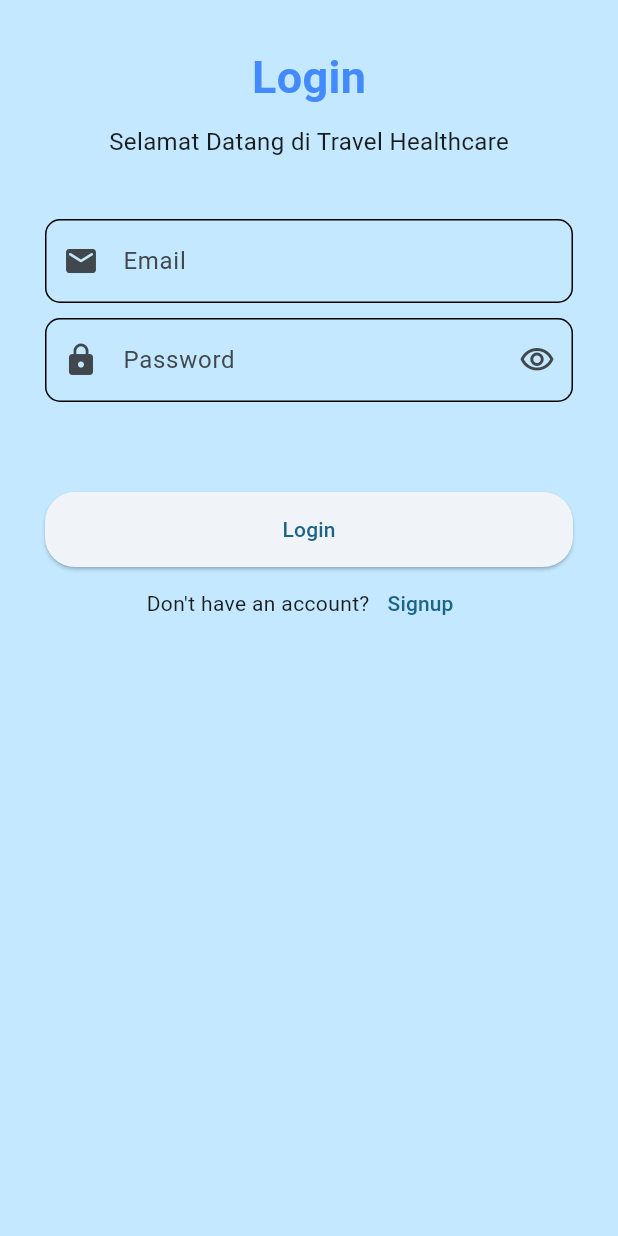
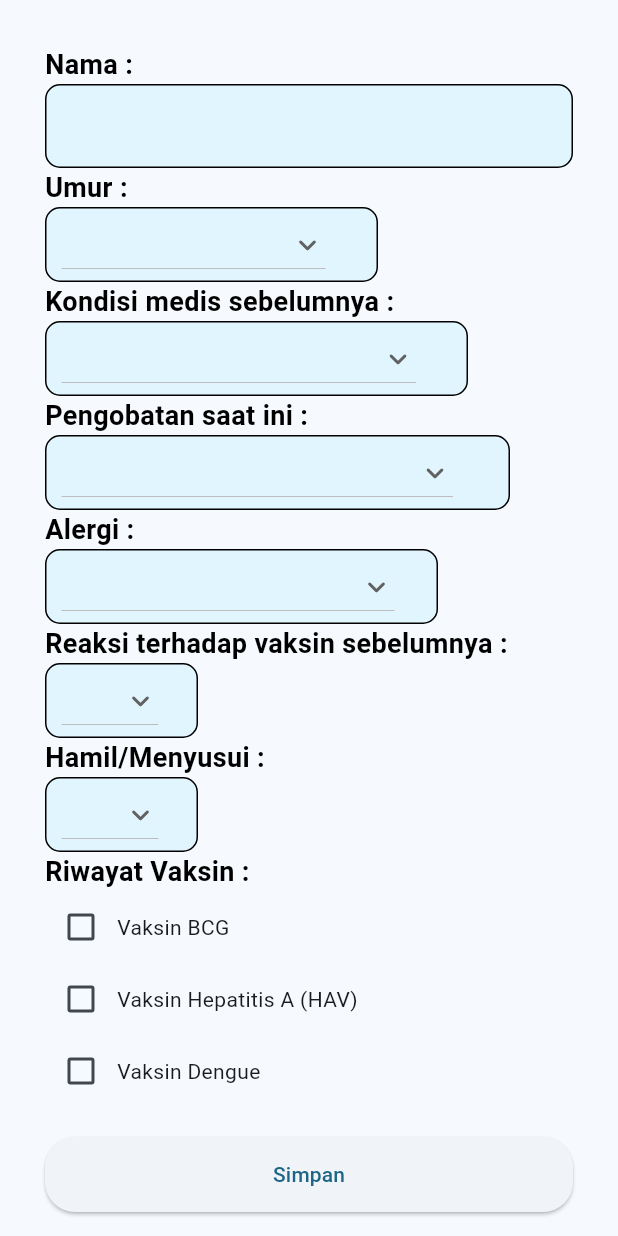
Before and after one commit to thekill022/travel_healtcare, a Flutter app: the screen it shows after launch, on a phone screen of 412 x 824 dp. Run offline on Flutter 3.47's test engine with Material 3 defaults, Android fonts, the phone set to English and light mode, and no system bars; our stand-ins replace shared_preferences.

Commit message:
make view for Data diri

```diff
--- a/lib/main.dart
+++ b/lib/main.dart
@@ -1,6 +1,5 @@
 import 'package:flutter/material.dart';
-import 'package:travel_healthcare/homenavbar.dart';
-import 'package:travel_healthcare/views/login.dart';
+import 'package:travel_healthcare/views/data_diri.dart';
 
 void main() {
   runApp(const MyApp());
@@ -18,7 +17,7 @@ class MyApp extends StatelessWidget {
         colorScheme: ColorScheme.fromSeed(seedColor: Colors.lightBlueAccent),
         useMaterial3: true,
       ),
-      home: LoginPage(),
+      home: DataDiri(),
     );
   }
 }
--- /dev/null
+++ b/lib/views/data_diri.dart
@@ -0,0 +1,454 @@
+import 'package:flutter/material.dart';
+
+class DataDiri extends StatefulWidget {
+  const DataDiri({super.key});
+
+  @override
+  State<DataDiri> createState() => _DataDiriState();
+}
+
+class _DataDiriState extends State<DataDiri> {
+  final _formKey = GlobalKey<FormState>();
+
+  String? nama;
+  String? umur;
+  String? kondisiMedis;
+  String? pengobatan;
+  String? alergi;
+  String? reaksiVaksin;
+  String? hamilMenyusui;
+  // String? riwayatVaksin;
+
+  List<String> ket = ['Kurang dari 65 tahun', 'Lebih dari 65 tahun'];
+
+  List<DropdownMenuItem> generateItems(List<String> ket) {
+    List<DropdownMenuItem> items = [];
+    for (var item in ket) {
+      items.add(DropdownMenuItem(
+        child: Text(item),
+        value: item,
+      ));
+    }
+    return items;
+  }
+
+  List<String> kondisimed = [
+    'Tekanan darah tinggi',
+    'penyakit jantung',
+    'Gangguan pembekuan darah',
+    'Disfungsi ginjal',
+    'Epilepsi',
+    'Kerusakan limpa',
+    'Kanker',
+    'HIV/AIDS',
+    'Penyakit autoimun',
+    'Gangguan jiwa/depresi',
+    'Penyakit paru-paru',
+    'Kencing manis',
+    'Penyakit radang usus',
+    'Pengangkatan kelenjar timus',
+    'Lainnya',
+    'Tidak ada penyakit'
+  ];
+
+  List<DropdownMenuItem> generateKondisi(List<String> kondisimed) {
+    List<DropdownMenuItem> items2 = [];
+    for (var item2 in kondisimed) {
+      items2.add(DropdownMenuItem(
+        child: Text(item2),
+        value: item2,
+      ));
+    }
+    return items2;
+  }
+
+  List<String> obat = [
+    'obat antihipertensi',
+    'kortison',
+    'obat pengencer darah',
+    'Obat imunosupresif',
+    'Kemoterapi',
+    'Radioterapi',
+    'Antibiotik',
+    'Antidepresan',
+    'Hormon (seperti pil kontrasepsi)',
+    'Obat antivirus',
+    'Terapi desensitisasi alergen',
+    'Lainnya',
+    'Tidak ada obat'
+  ];
+
+  List<DropdownMenuItem> generateObat(List<String> obat) {
+    List<DropdownMenuItem> items3 = [];
+    for (var item3 in obat) {
+      items3.add(DropdownMenuItem(
+        child: Text(item3),
+        value: item3,
+      ));
+    }
+    return items3;
+  }
+
+  List<String> alergidd = [
+    'ayam atau telur',
+    'Demam',
+    'Asma',
+    'Antibiotik',
+    'Sengatan lebah atau tawon',
+    'Lainnya',
+    'Tidak ada alergi'
+  ];
+
+  List<DropdownMenuItem> generateAlergi(List<String> alergidd) {
+    List<DropdownMenuItem> items4 = [];
+    for (var item4 in alergidd) {
+      items4.add(DropdownMenuItem(
+        child: Text(item4),
+        value: item4,
+      ));
+    }
+    return items4;
+  }
+
+  List<String> reakvaksin = ['Ya', 'Tidak'];
+
+  List<DropdownMenuItem> generateReakvaksin(List<String> reakvaksin) {
+    List<DropdownMenuItem> items5 = [];
+    for (var item5 in reakvaksin) {
+      items5.add(DropdownMenuItem(
+        child: Text(item5),
+        value: item5,
+      ));
+    }
+    return items5;
+  }
+
+  List<String> busui = ['Ya', 'Tidak'];
+
+  List<DropdownMenuItem> generateBusui(List<String> busui) {
+    List<DropdownMenuItem> items6 = [];
+    for (var item6 in busui) {
+      items6.add(DropdownMenuItem(
+        child: Text(item6),
+        value: item6,
+      ));
+    }
+    return items6;
+  }
+
+  List<String>? riwayatVaksin = [];
+
+  final TextEditingController _nama = TextEditingController();
+
+  @override
+  Widget build(BuildContext context) {
+    return Scaffold(
+      body: SafeArea(
+        child: Form(
+          key: _formKey,
+          child: SingleChildScrollView(
+            padding: const EdgeInsets.all(30.0),
+            child: Column(
+              children: [
+                Container(
+                  alignment: Alignment.centerLeft,
+                  child: const Text(
+                    'Nama :',
+                    style: TextStyle(
+                      color: Colors.black,
+                      fontWeight: FontWeight.bold,
+                      fontSize: 18,
+                    ),
+                  ),
+                ),
+                TextFormField(
+                  controller: _nama,
+                  keyboardType: TextInputType.name,
+                  decoration: InputDecoration(
+                    filled: true,
+                    fillColor: Colors.lightBlue[
+                        50], // Set the background color to light blue
+                    // prefixIcon: const Icon(Icons.calendar_view_day_rounded)
+                    border: OutlineInputBorder(
+                      borderRadius: BorderRadius.circular(10),
+                    ),
+                    enabledBorder: OutlineInputBorder(
+                      borderRadius: BorderRadius.circular(10),
+                      borderSide: const BorderSide(
+                          color: Colors.black), // Set border color
+                    ),
+                    focusedBorder: OutlineInputBorder(
+                      borderRadius: BorderRadius.circular(10),
+                      borderSide: const BorderSide(
+                        color: Colors.black, // Set the color to light blue
+                      ),
+                    ),
+                  ),
+                  onChanged: (value) {
+                    nama = value;
+                  },
+                ),
+                Container(
+                  alignment: Alignment.centerLeft,
+                  child: const Text(
+                    'Umur :',
+                    style: TextStyle(
+                      color: Colors.black,
+                      fontWeight: FontWeight.bold,
+                      fontSize: 18,
+                    ),
+                  ),
+                ),
+                Container(
+                  alignment: Alignment.centerLeft,
+                  padding: const EdgeInsets.only(left: 10),
+                  margin: const EdgeInsets.only(right: 130),
+                  decoration: BoxDecoration(
+                      color: Colors.lightBlue[50],
+                      border: Border.all(color: Colors.black, width: 1),
+                      borderRadius: BorderRadius.circular(10)),
+                  child: DropdownButton(
+                    borderRadius: BorderRadius.circular(10),
+                    icon: const Icon(Icons.keyboard_arrow_down_rounded),
+                    dropdownColor: Colors.lightBlueAccent,
+                    value: umur,
+                    items: generateItems(ket),
+                    onChanged: (item) {
+                      setState(() {
+                        umur = item;
+                      });
+                    },
+                  ),
+                ),
+                Container(
+                  alignment: Alignment.centerLeft,
+                  child: const Text(
+                    'Kondisi medis sebelumnya :',
+                    style: TextStyle(
+                      color: Colors.black,
+                      fontWeight: FontWeight.bold,
+                      fontSize: 18,
+                    ),
+                  ),
+                ),
+                Container(
+                  alignment: Alignment.centerLeft,
+                  padding: const EdgeInsets.only(left: 10),
+                  margin: const EdgeInsets.only(right: 70),
+                  decoration: BoxDecoration(
+                      color: Colors.lightBlue[50],
+                      border: Border.all(color: Colors.black, width: 1),
+                      borderRadius: BorderRadius.circular(10)),
+                  child: DropdownButton(
+                    borderRadius: BorderRadius.circular(10),
+                    icon: const Icon(Icons.keyboard_arrow_down_rounded),
+                    dropdownColor: Colors.lightBlueAccent,
+                    value: kondisiMedis,
+                    items: generateKondisi(kondisimed),
+                    onChanged: (item2) {
+                      setState(() {
+                        kondisiMedis = item2;
+                      });
+                    },
+                  ),
+                ),
+                Container(
+                  alignment: Alignment.centerLeft,
+                  child: const Text(
+                    'Pengobatan saat ini :',
+                    style: TextStyle(
+                      color: Colors.black,
+                      fontWeight: FontWeight.bold,
+                      fontSize: 18,
+                    ),
+                  ),
+                ),
+                Container(
+                  alignment: Alignment.centerLeft,
+                  padding: const EdgeInsets.only(left: 10),
+                  margin: const EdgeInsets.only(right: 42),
+                  decoration: BoxDecoration(
+                      color: Colors.lightBlue[50],
+                      border: Border.all(color: Colors.black, width: 1),
+                      borderRadius: BorderRadius.circular(10)),
+                  child: DropdownButton(
+                    borderRadius: BorderRadius.circular(10),
+                    icon: const Icon(Icons.keyboard_arrow_down_rounded),
+                    dropdownColor: Colors.lightBlueAccent,
+                    value: pengobatan,
+                    items: generateObat(obat),
+                    onChanged: (item3) {
+                      setState(() {
+                        pengobatan = item3;
+                      });
+                    },
+                  ),
+                ),
+                Container(
+                  alignment: Alignment.centerLeft,
+                  child: const Text(
+                    'Alergi :',
+                    style: TextStyle(
+                      color: Colors.black,
+                      fontWeight: FontWeight.bold,
+                      fontSize: 18,
+                    ),
+                  ),
+                ),
+                Container(
+                  alignment: Alignment.centerLeft,
+                  padding: const EdgeInsets.only(left: 10),
+                  margin: const EdgeInsets.only(right: 90),
+                  decoration: BoxDecoration(
+                      color: Colors.lightBlue[50],
+                      border: Border.all(color: Colors.black, width: 1),
+                      borderRadius: BorderRadius.circular(10)),
+                  child: DropdownButton(
+                    borderRadius: BorderRadius.circular(10),
+                    icon: const Icon(Icons.keyboard_arrow_down_rounded),
+                    dropdownColor: Colors.lightBlueAccent,
+                    value: alergi,
+                    items: generateAlergi(alergidd),
+                    onChanged: (item4) {
+                      setState(() {
+                        alergi = item4;
+                      });
+                    },
+                  ),
+                ),
+                Container(
+                  alignment: Alignment.centerLeft,
+                  child: const Text(
+                    'Reaksi terhadap vaksin sebelumnya :',
+                    style: TextStyle(
+                      color: Colors.black,
+                      fontWeight: FontWeight.bold,
+                      fontSize: 18,
+                    ),
+                  ),
+                ),
+                Container(
+                  alignment: Alignment.centerLeft,
+                  padding: const EdgeInsets.only(left: 10),
+                  margin: const EdgeInsets.only(right: 250),
+                  decoration: BoxDecoration(
+                      color: Colors.lightBlue[50],
+                      border: Border.all(color: Colors.black, width: 1),
+                      borderRadius: BorderRadius.circular(10)),
+                  child: DropdownButton(
+                    borderRadius: BorderRadius.circular(10),
+                    icon: const Icon(Icons.keyboard_arrow_down_rounded),
+                    dropdownColor: Colors.lightBlueAccent,
+                    value: reaksiVaksin,
+                    items: generateReakvaksin(reakvaksin),
+                    onChanged: (item5) {
+                      setState(() {
+                        reaksiVaksin = item5;
+                      });
+                    },
+                  ),
+                ),
+                Container(
+                  alignment: Alignment.centerLeft,
+                  child: const Text(
+                    'Hamil/Menyusui :',
+                    style: TextStyle(
+                      color: Colors.black,
+                      fontWeight: FontWeight.bold,
+                      fontSize: 18,
+                    ),
+                  ),
+                ),
+                Container(
+                  alignment: Alignment.centerLeft,
+                  padding: const EdgeInsets.only(left: 10),
+                  margin: const EdgeInsets.only(right: 250),
+                  decoration: BoxDecoration(
+                      color: Colors.lightBlue[50],
+                      border: Border.all(color: Colors.black, width: 1),
+                      borderRadius: BorderRadius.circular(10)),
+                  child: DropdownButton(
+                    borderRadius: BorderRadius.circular(10),
+                    icon: const Icon(Icons.keyboard_arrow_down_rounded),
+                    dropdownColor: Colors.lightBlueAccent,
+                    value: hamilMenyusui,
+                    items: generateBusui(busui),
+                    onChanged: (item5) {
+                      setState(() {
+                        hamilMenyusui = item5;
+                      });
+                    },
+                  ),
+                ),
+                Container(
+                  alignment: Alignment.centerLeft,
+                  child: const Text(
+                    'Riwayat Vaksin :',
+                    style: TextStyle(
+                      color: Colors.black,
+                      fontWeight: FontWeight.bold,
+                      fontSize: 18,
+                    ),
+                  ),
+                ),
+                Column(
+                  children: [
+                    buildVaksinCheckbox('Vaksin BCG'),
+                    buildVaksinCheckbox('Vaksin Hepatitis A (HAV)'),
+                    buildVaksinCheckbox('Vaksin Dengue'),
+                  ],
+                ),
+                const SizedBox(height: 20),
+                Column(
+                  children: [
+                    ElevatedButton(
+                      style: ElevatedButton.styleFrom(
+                        minimumSize: const Size.fromHeight(50),
+                        shape: RoundedRectangleBorder(
+                          borderRadius: BorderRadius.circular(20),
+                        ),
+                      ),
+                      onPressed: () {
+                        if (_formKey.currentState!.validate()) {
+                          _formKey.currentState!.save();
+                          ScaffoldMessenger.of(context).showSnackBar(
+                              const SnackBar(
+                                  content:
+                                      Text('Data Ibu Hamil berhasil diedit')));
+
+                          Navigator.pop(context, true);
+                          Navigator.pop(context, true);
+                        }
+                      },
+                      child: const Text("Simpan"),
+                    ),
+                  ],
+                ),
+              ],
+            ),
+          ),
+        ),
+      ),
+    );
+  }
+
+  Widget buildVaksinCheckbox(String vaksinName) {
+    return Row(
+      children: [
+        Checkbox(
+          value: riwayatVaksin!.contains(vaksinName),
+          onChanged: (bool? value) {
+            setState(() {
+              if (value!) {
+                riwayatVaksin!.add(vaksinName);
+              } else {
+                riwayatVaksin!.remove(vaksinName);
+              }
+            });
+          },
+        ),
+        Text(vaksinName),
+      ],
+    );
+  }
+}
```
Also changed, not shown: 1 other file.
